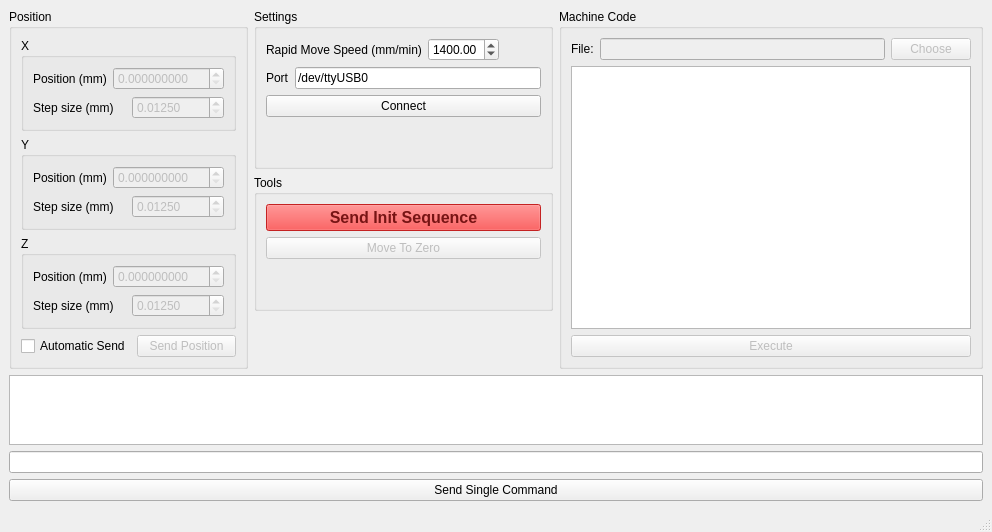
Above: gui/ui.ui from arneboe/vhf_cam330_cnc450_spc600 before the change. Below: the same form after it.
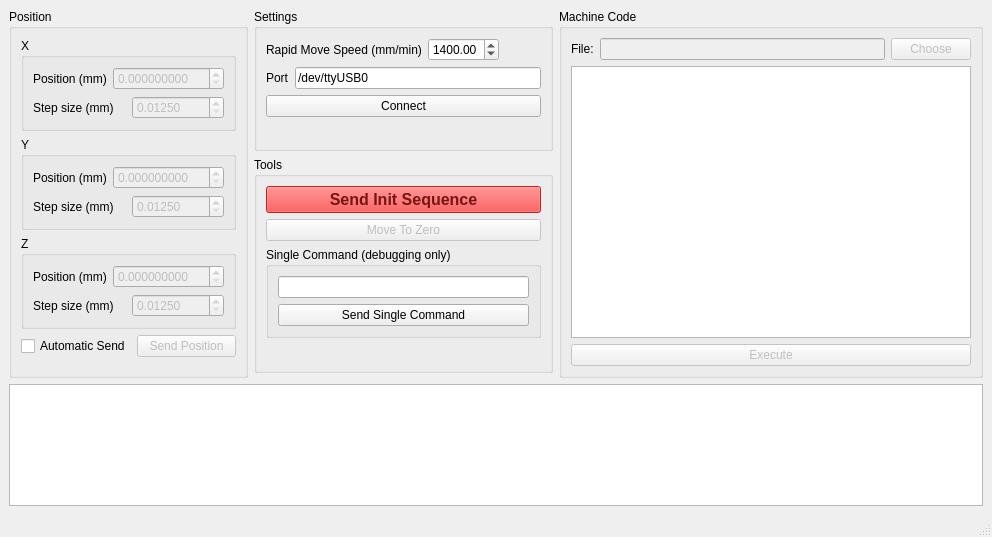
That is the form after the change.

Commit message: send on enter

Patch:
```diff
--- a/gui/ui.ui
+++ b/gui/ui.ui
@@ -7,7 +7,7 @@
     <x>0</x>
     <y>0</y>
     <width>992</width>
-    <height>515</height>
+    <height>537</height>
    </rect>
   </property>
   <property name="windowTitle">
@@ -814,6 +814,25 @@
                </property>
               </widget>
              </item>
+             <item>
+              <widget class="QGroupBox" name="groupBox_4">
+               <property name="title">
+                <string>Single Command (debugging only) </string>
+               </property>
+               <layout class="QVBoxLayout" name="verticalLayout_15">
+                <item>
+                 <widget class="QLineEdit" name="lineEditSingleCommand"/>
+                </item>
+                <item>
+                 <widget class="QPushButton" name="pushButtonSendSingleCommand">
+                  <property name="text">
+                   <string>Send Single Command</string>
+                  </property>
+                 </widget>
+                </item>
+               </layout>
+              </widget>
+             </item>
              <item>
               <spacer name="verticalSpacer">
                <property name="orientation">
@@ -936,16 +955,6 @@
       </property>
      </widget>
     </item>
-    <item>
-     <widget class="QLineEdit" name="lineEditSingleCommand"/>
-    </item>
-    <item>
-     <widget class="QPushButton" name="pushButtonSendSingleCommand">
-      <property name="text">
-       <string>Send Single Command</string>
-      </property>
-     </widget>
-    </item>
    </layout>
   </widget>
   <widget class="QStatusBar" name="statusBar"/>
```
The commit also changes 1 other file.
